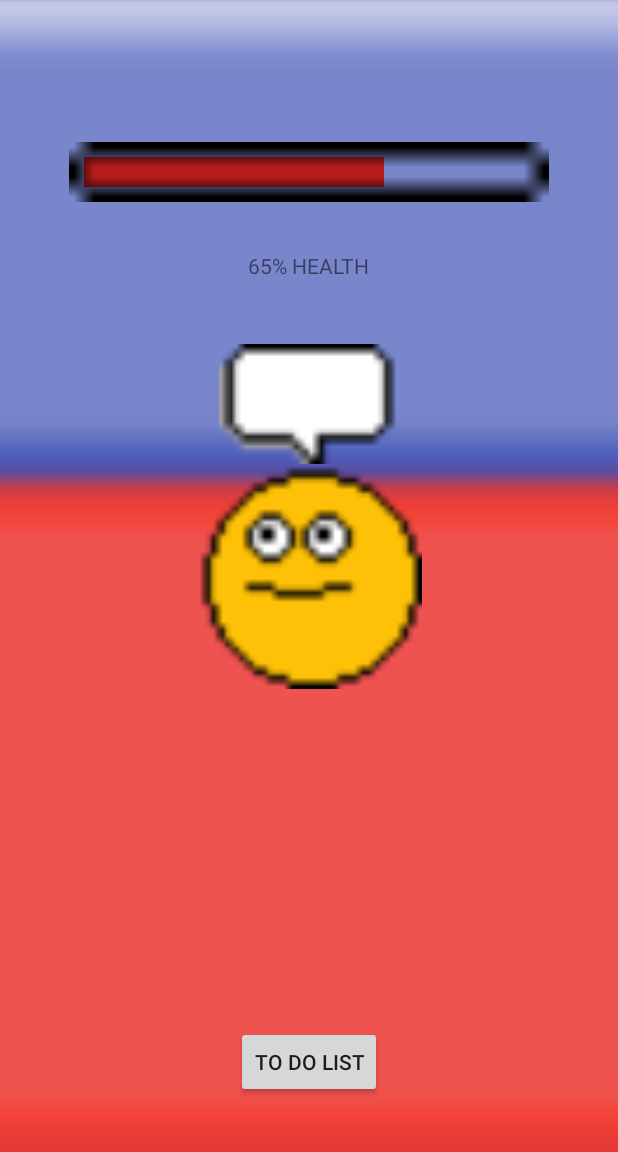
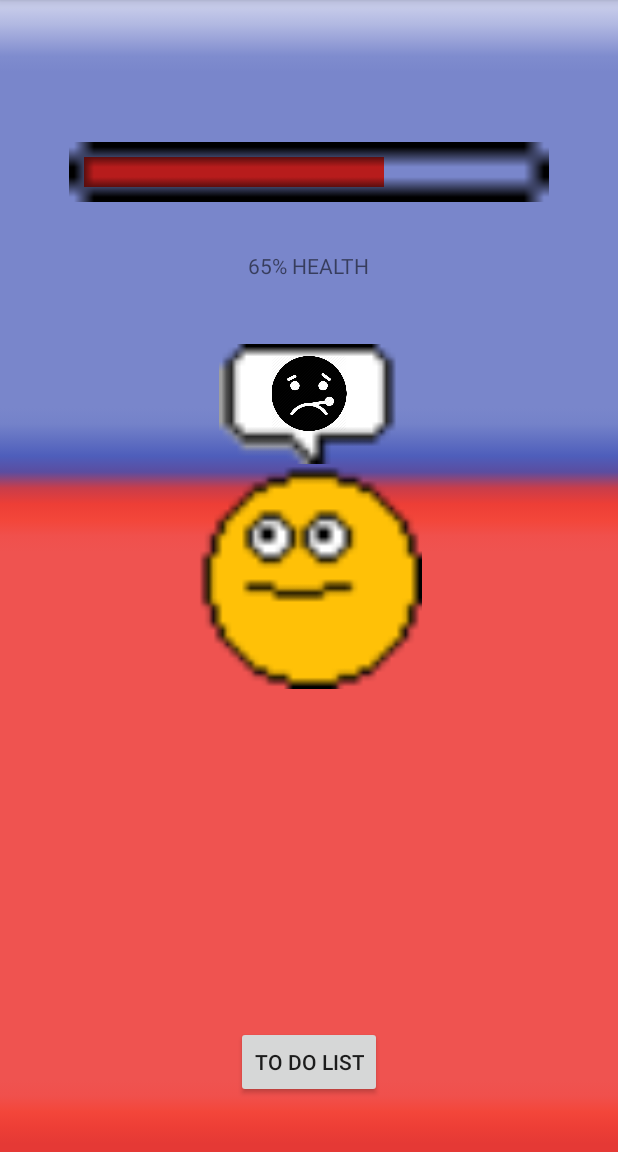
Before and after one commit to kmuniba98/keikaku-pet, an Android app: the screen it shows after launch (MainActivity), after a tap on an icon or button, on a phone screen of 412 x 824 dp, the part 84-1236 px from its top. Run offline under Robolectric (Android 15) with nearby library versions, the light colour scheme and no system bars.

Commit message:
added status to bubble

```diff
--- a/app/src/main/java/com/keikakupet/MainActivity.kt
+++ b/app/src/main/java/com/keikakupet/MainActivity.kt
@@ -36,24 +36,32 @@ class MainActivity : AppCompatActivity() {
             NotificationManagerCompat.IMPORTANCE_DEFAULT, false,
             getString(R.string.app_name), "App notification channel.")
 
+        // get status (update later when we are pulling from database)
+        val statusList = mutableListOf(R.drawable.hungry, R.drawable.sick, R.drawable.tired)
+        val status = statusList.random()
+
         // display status bubble on click
         val bubbleImageView = findViewById<ImageView>(R.id.bubbleImageView)
+        val statusImageView = findViewById<ImageView>(R.id.statusImageView)
         var bubbleVisible = false
         petImageView.setOnClickListener{
-            createNotification(channelId, "this be a title", "this be content")
-            if(!bubbleVisible) {
+            createNotification(channelId, "this is a title", "this is content") // tests notifications
+
+            if(!bubbleVisible) { // if bubble isn't visible, click it display bubble and status
                 bubbleImageView.setImageResource(R.drawable.speech_bubble)
+                statusImageView.setImageResource(status)
                 bubbleVisible = true
             }
-            else{
+            else{ // otherwise, click it to make bubble and status transparent
                 bubbleImageView.setImageResource(android.R.color.transparent)
+                statusImageView.setImageResource(android.R.color.transparent)
                 bubbleVisible = false
             }
         }
 
         // launch ToDoListActivity
         val toDoListBtn = findViewById<Button>(R.id.toDoListBtn)
-        toDoListBtn.setOnClickListener {
+        toDoListBtn.setOnClickListener{
             val startIntent = Intent(this, ToDoListActivity::class.java)
             startActivity(startIntent)
         }
--- a/app/src/main/res/layout/activity_main.xml
+++ b/app/src/main/res/layout/activity_main.xml
@@ -58,6 +58,15 @@
         app:layout_constraintEnd_toEndOf="parent"
         app:layout_constraintStart_toStartOf="parent" />
 
+    <ImageView
+        android:id="@+id/statusImageView"
+        android:layout_width="120dp"
+        android:layout_height="50dp"
+        android:layout_marginTop="8dp"
+        app:layout_constraintEnd_toEndOf="parent"
+        app:layout_constraintStart_toStartOf="parent"
+        app:layout_constraintTop_toTopOf="@+id/bubbleImageView" />
+
     <Button
         android:id="@+id/toDoListBtn"
         android:layout_width="wrap_content"
```
Also changed, not shown: app/src/main/res/drawable/hungry.png (added), app/src/main/res/drawable/sick.png (added), app/src/main/res/drawable/tired.png (added).
